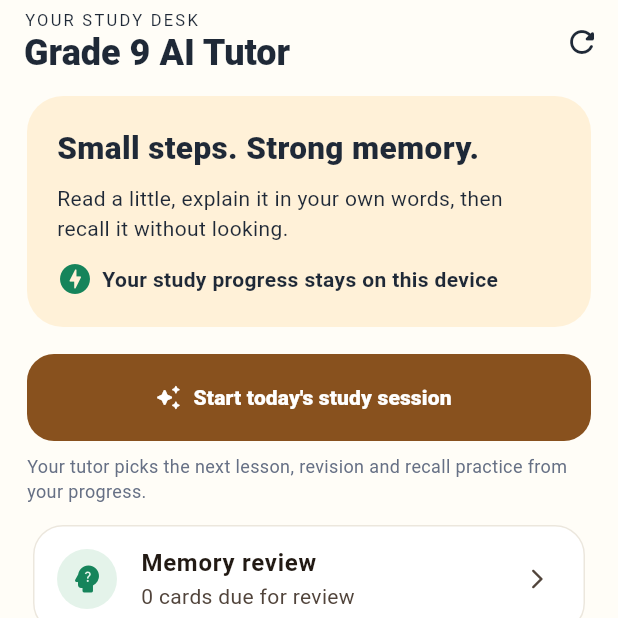
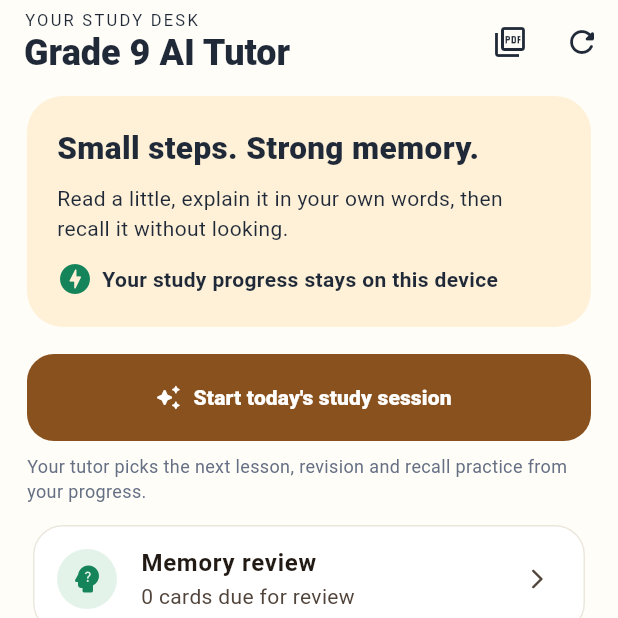
Before and after one commit to haseebop668-a11y/Ai-Hub, a Flutter app: the screen it shows after launch, on a phone screen of 412 x 824 dp, the top half of it. Run offline on Flutter 3.47's test engine with Material 3 defaults, Android fonts, the phone set to English and light mode, and no system bars; our stand-ins replace file_picker, sqflite; missing offline and left inert: pdfx; accounts and stored records are empty.

Commit message:
Expose offline PDF library from study dashboard

```diff
--- a/apps/grade9_offline/lib/main.dart
+++ b/apps/grade9_offline/lib/main.dart
@@ -3,6 +3,7 @@ import 'package:flutter_localizations/flutter_localizations.dart';
 
 import 'data/local_database.dart';
 import 'features/flashcards/flashcard_screens.dart';
+import 'features/library/pdf_library_page.dart';
 import 'features/tutor/today_tutor_page.dart';
 
 void main() async {
@@ -112,6 +113,15 @@ class _HomeScreenState extends State<HomeScreen> {
           ],
         ),
         actions: [
+          IconButton(
+            tooltip: 'Offline PDF library',
+            onPressed: () => Navigator.of(context).push(
+              MaterialPageRoute<void>(
+                builder: (_) => const PdfLibraryPage(),
+              ),
+            ),
+            icon: const Icon(Icons.picture_as_pdf_outlined),
+          ),
           IconButton(
             tooltip: 'Refresh review count',
             onPressed: _loadDueCount,
```
